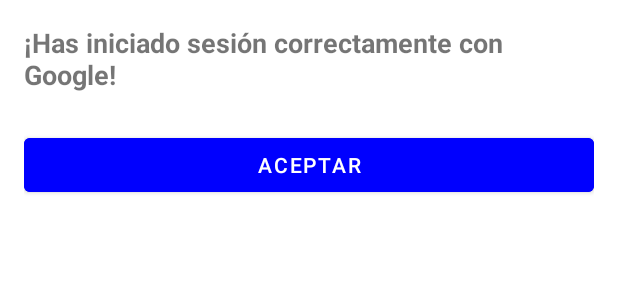
After one commit to ManuelGuillermoSanchez/MISW-4302-SportOclock, an Android app: the layout dialog_confirmation.xml on its own in the app's theme, with its tools: preview values and no code run, on a phone screen of 412 x 824 dp. The commit adds this screen. Shown: the top 300 px of the screen. Run offline under Robolectric (Android 15) with nearby library versions, the phone set to English and light mode, and no system bars.

Commit message:
Funcionalidad de iniciar sesión google

```diff
--- /dev/null
+++ b/mobile/app/src/main/res/layout/dialog_confirmation.xml
@@ -0,0 +1,32 @@
+<?xml version="1.0" encoding="utf-8"?>
+<androidx.constraintlayout.widget.ConstraintLayout xmlns:android="http://schemas.android.com/apk/res/android"
+    xmlns:app="http://schemas.android.com/apk/res-auto"
+    android:layout_width="match_parent"
+    android:layout_height="wrap_content"
+    android:padding="16dp">
+
+    <!-- Mensaje de confirmación -->
+    <TextView
+        android:id="@+id/confirmationMessage"
+        android:layout_width="wrap_content"
+        android:layout_height="wrap_content"
+        android:text="¡Has iniciado sesión correctamente con Google!"
+        android:textSize="18sp"
+        android:textStyle="bold"
+        app:layout_constraintTop_toTopOf="parent"
+        app:layout_constraintStart_toStartOf="parent"
+        app:layout_constraintEnd_toEndOf="parent"
+        android:layout_marginBottom="16dp"/>
+
+    <!-- Botón Aceptar -->
+    <com.google.android.material.button.MaterialButton
+        android:id="@+id/acceptButton"
+        android:layout_width="0dp"
+        android:layout_height="wrap_content"
+        android:text="Aceptar"
+        app:layout_constraintTop_toBottomOf="@id/confirmationMessage"
+        app:layout_constraintStart_toStartOf="parent"
+        app:layout_constraintEnd_toEndOf="parent"
+        android:layout_marginTop="24dp"
+        android:backgroundTint="@color/colorBlue"/>
+</androidx.constraintlayout.widget.ConstraintLayout>
```
Also changed, not shown: mobile/app/src/main/java/com/example/sportoclock/LoginActivity.kt (+29 -0 lines).
